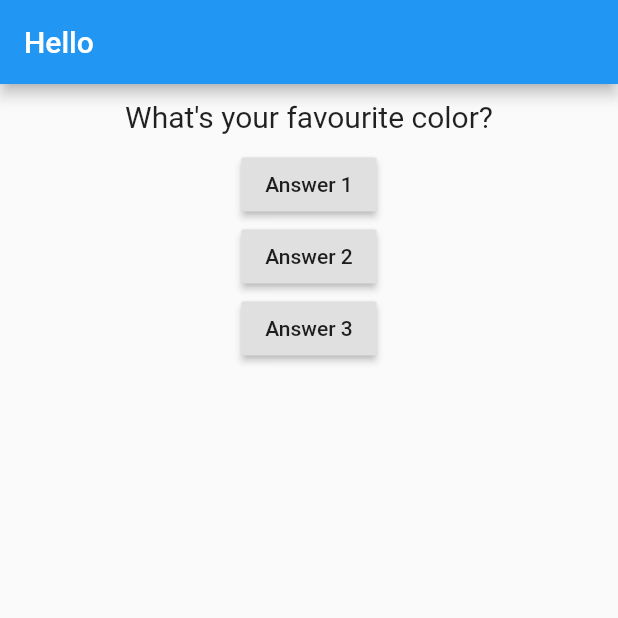
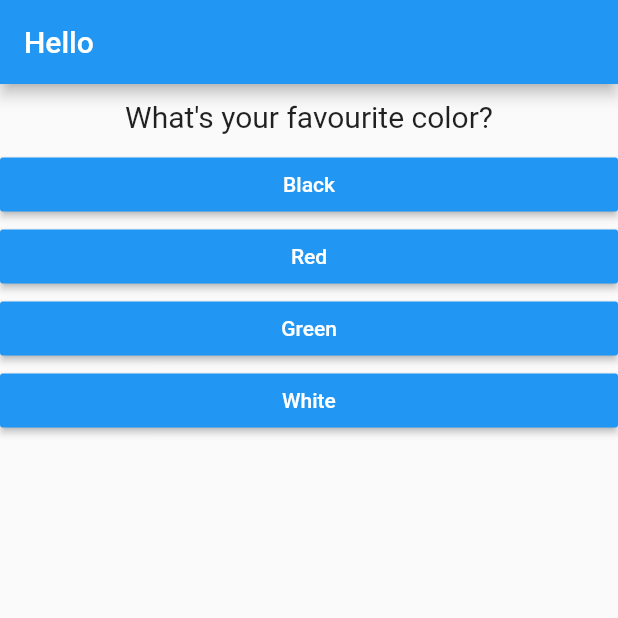
Before and after one commit to baxri/flutter_app, a Flutter app: the screen it shows after launch, on a phone screen of 412 x 824 dp, the top half of it. Run offline on Flutter 3.47's test engine with Material 2 defaults, Android fonts, the phone set to English and light mode, and no system bars.

Commit message:
Quize app

```diff
--- a/lib/main.dart
+++ b/lib/main.dart
@@ -1,6 +1,7 @@
 import 'package:flutter/material.dart';
 
-import './widgets/question.dart';
+import './widgets/quiz.dart';
+import './widgets/result.dart';
 
 void main() {
   runApp(MyApp());
@@ -14,44 +15,63 @@ class MyApp extends StatefulWidget {
 }
 
 class _MyAppState extends State<MyApp> {
-  var currentQuestion = 0;
+  int currentQuestion = 0;
+  int total = 0;
 
-  void answerQuestion(int answer) {
+  final question = const [
+    {
+      'questionText': 'What\'s your favourite color?',
+      'answers': [
+        {'text': 'Black', 'score': 1},
+        {'text': 'Red', 'score': 2},
+        {'text': 'Green', 'score': 3},
+        {'text': 'White', 'score': 4},
+      ]
+    },
+    {
+      'questionText': 'What\'s your favourite animal?',
+      'answers': [
+        {'text': 'Cat', 'score': 1},
+        {'text': 'Dog', 'score': 2},
+        {'text': 'Lion', 'score': 3},
+        {'text': 'Cow', 'score': 4},
+      ]
+    },
+    {
+      'questionText': 'What\'s your favourite Car?',
+      'answers': [
+        {'text': 'Mercedes', 'score': 1},
+        {'text': 'BMW', 'score': 2},
+        {'text': 'AUDI', 'score': 3},
+        {'text': 'NISSA', 'score': 4},
+      ]
+    },
+  ];
+
+  void answerQuestion(Map answer) {
+    total += answer['score'];
+
     this.setState(() {
       currentQuestion++;
     });
   }
 
+  void reset() {
+    this.setState(() {
+      currentQuestion = 0;
+      total = 0;
+    });
+  }
+
   @override
   Widget build(BuildContext context) {
-    List<String> question = [
-      'What\'s your favourite color?',
-      'What\'s your favourite animal?',
-      'What\'s your favourite Car?',
-    ];
-
     return MaterialApp(
         home: Scaffold(
-      appBar: AppBar(
-        title: Text('Hello'),
-      ),
-      body: Column(
-        children: <Widget>[
-          Question(question.elementAt(currentQuestion)),
-          RaisedButton(
-            child: Text('Answer 1'),
-            onPressed: () => answerQuestion(1),
-          ),
-          RaisedButton(
-            child: Text('Answer 2'),
-            onPressed: () => answerQuestion(2),
-          ),
-          RaisedButton(
-            child: Text('Answer 3'),
-            onPressed: () => answerQuestion(2),
-          )
-        ],
-      ),
-    ));
+            appBar: AppBar(
+              title: Text('Hello'),
+            ),
+            body: currentQuestion < question.length
+                ? Quiz(question, currentQuestion, answerQuestion)
+                : Result(total, reset)));
   }
 }
--- a/lib/widgets/answer.dart
+++ b/lib/widgets/answer.dart
@@ -1,14 +1,20 @@
 import 'package:flutter/material.dart';
 
 class Answer extends StatelessWidget {
+  final Function selectHandler;
+  final Map text;
+
+  Answer(this.selectHandler, this.text);
+
   @override
   Widget build(BuildContext context) {
     return Container(
       width: double.infinity,
       child: RaisedButton(
-        child: Text('Answer 1'),
-        onPressed: null,
+        child: Text(text['text'].toString()),
+        onPressed: () => selectHandler(text),
         color: Colors.blue,
+        textColor: Colors.white,
       ),
     );
   }
--- /dev/null
+++ b/lib/widgets/quiz.dart
@@ -0,0 +1,24 @@
+import 'package:flutter/material.dart';
+
+import './question.dart';
+import './answer.dart';
+
+class Quiz extends StatelessWidget {
+  final List question;
+  final int currentQuestion;
+  final Function answerQuestion;
+
+  Quiz(this.question, this.currentQuestion, this.answerQuestion);
+
+  @override
+  Widget build(BuildContext context) {
+    return Column(
+      children: <Widget>[
+        Question(question[currentQuestion]['questionText']),
+        ...(question[currentQuestion]['answers'] as List).map((e) {
+          return Answer(answerQuestion, e);
+        }).toList()
+      ],
+    );
+  }
+}
```
Also changed, not shown: lib/widgets/result.dart (added, +36 -0 lines).
